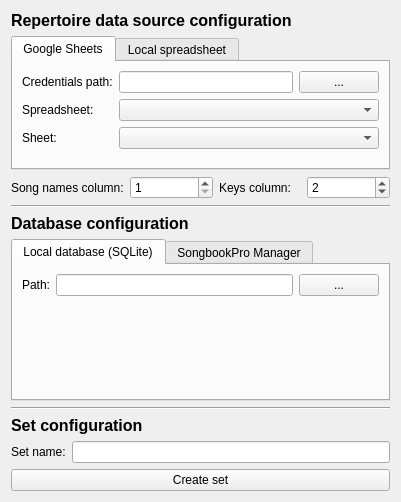
Veljko121/songbookpro-manager-set-automation, file src/ui/xml/set-creator.ui: the form before one commit.
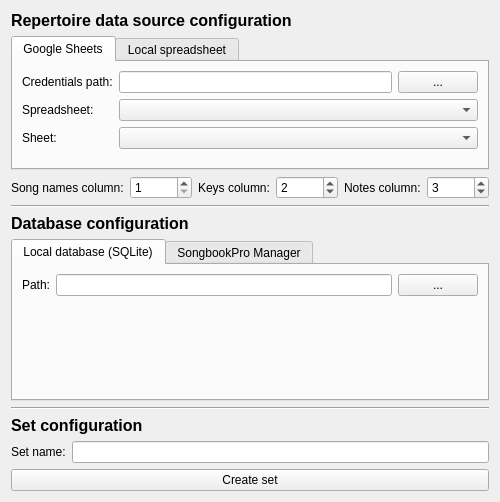
The form after the commit.

Commit message: Added notes column

Patch:
```diff
--- a/src/ui/xml/set-creator.ui
+++ b/src/ui/xml/set-creator.ui
@@ -6,7 +6,7 @@
    <rect>
     <x>0</x>
     <y>0</y>
-    <width>401</width>
+    <width>500</width>
     <height>502</height>
    </rect>
   </property>
@@ -175,7 +175,7 @@
           <number>1</number>
          </property>
          <property name="maximum">
-          <number>26</number>
+          <number>99</number>
          </property>
         </widget>
        </item>
@@ -192,13 +192,30 @@
           <number>1</number>
          </property>
          <property name="maximum">
-          <number>26</number>
+          <number>99</number>
          </property>
          <property name="value">
           <number>2</number>
          </property>
         </widget>
        </item>
+       <item>
+        <widget class="QLabel" name="columnDefinitionNotesLabel">
+         <property name="text">
+          <string>Notes column:</string>
+         </property>
+        </widget>
+       </item>
+       <item>
+        <widget class="QSpinBox" name="columnDefinitionNotesSpinBox">
+         <property name="minimum">
+          <number>1</number>
+         </property>
+         <property name="value">
+          <number>3</number>
+         </property>
+        </widget>
+       </item>
       </layout>
      </item>
      <item>
```
The commit also changes 6 other files.
